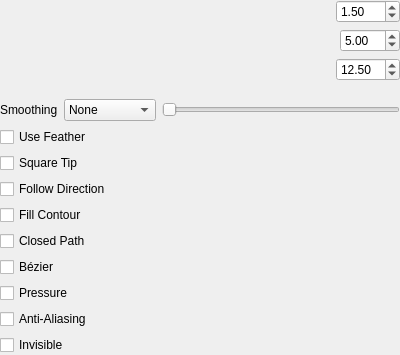
MakiNoAtorie/JustAnimate, file app/ui/strokeoptionswidget.ui: the form before one commit.
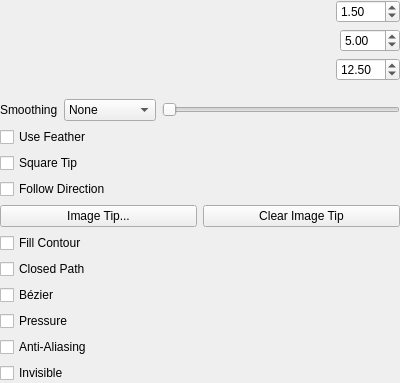
The form after the commit. Custom widgets are drawn as their Qt base class.

Commit message:
Image brush tips from PNG and GIMP .gbr files
Pencil, Brush and Eraser get Image Tip... and Clear Image Tip buttons.
The tip image is scaled to the dab width, keeps its aspect, and takes
the tip aspect and angle. The .gbr loader checks the header, size and
data length and returns a failed Status for a bad file. The image tip
is not saved between sessions.

Fixes #59

```diff
--- a/app/ui/strokeoptionswidget.ui
+++ b/app/ui/strokeoptionswidget.ui
@@ -243,6 +243,30 @@
        </property>
       </widget>
      </item>
+     <item>
+      <layout class="QHBoxLayout" name="tipImageLayout">
+       <item>
+        <widget class="QPushButton" name="loadTipImageButton">
+         <property name="toolTip">
+          <string>Paint with an image tip from a PNG or GIMP .gbr file</string>
+         </property>
+         <property name="text">
+          <string comment="Tool options">Image Tip...</string>
+         </property>
+        </widget>
+       </item>
+       <item>
+        <widget class="QPushButton" name="clearTipImageButton">
+         <property name="toolTip">
+          <string>Go back to the round or square tip</string>
+         </property>
+         <property name="text">
+          <string comment="Tool options">Clear Image Tip</string>
+         </property>
+        </widget>
+       </item>
+      </layout>
+     </item>
      <item>
       <widget class="QCheckBox" name="fillContourBox">
        <property name="toolTip">
```
The commit also changes 9 other files.
